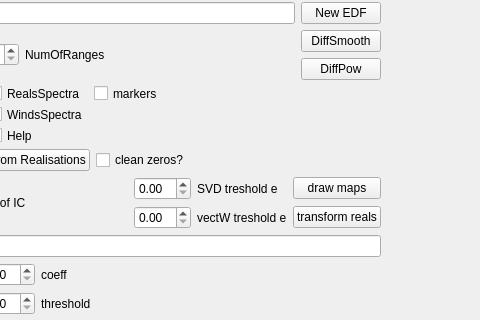
Above: mainwindow.ui from ArtfulVampire/SecondGUIrepo before the change; both pictures show x 604 to 1084 and y 347 to 667 of the 1207 by 890 pixel window. Below: the same form after it.
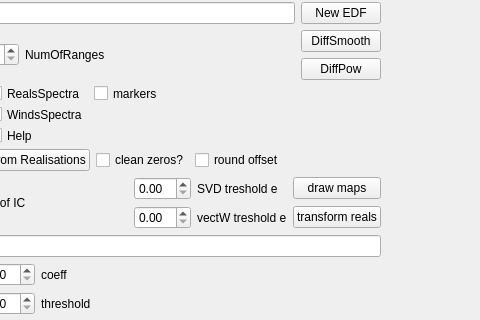
That is the form after the change.

What changed in the file:
```diff
--- a/mainwindow.ui
+++ b/mainwindow.ui
@@ -778,6 +778,13 @@
          </property>
         </widget>
        </item>
+       <item>
+        <widget class="QCheckBox" name="roundOffsetCheckBox">
+         <property name="text">
+          <string>round offset</string>
+         </property>
+        </widget>
+       </item>
        <item>
         <spacer name="horizontalSpacer">
          <property name="orientation">
```
